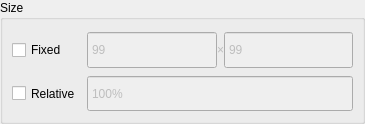
First picture: the form in src/display/qt/dialogs/components/window_options_dialog/ui/window_size.ui, repository mrehkopf/vcs, before the edit.
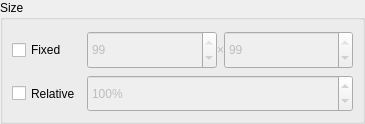
Second picture: the form after the edit.

```diff
--- a/src/display/qt/dialogs/components/window_options_dialog/ui/window_size.ui
+++ b/src/display/qt/dialogs/components/window_options_dialog/ui/window_size.ui
@@ -78,9 +78,6 @@
           <verstretch>0</verstretch>
          </sizepolicy>
         </property>
-        <property name="buttonSymbols">
-         <enum>QAbstractSpinBox::NoButtons</enum>
-        </property>
         <property name="suffix">
          <string>%</string>
         </property>
@@ -114,9 +111,6 @@
             <verstretch>0</verstretch>
            </sizepolicy>
           </property>
-          <property name="buttonSymbols">
-           <enum>QAbstractSpinBox::NoButtons</enum>
-          </property>
           <property name="minimum">
            <number>1</number>
           </property>
@@ -158,9 +152,6 @@
             <verstretch>0</verstretch>
            </sizepolicy>
           </property>
-          <property name="buttonSymbols">
-           <enum>QAbstractSpinBox::NoButtons</enum>
-          </property>
           <property name="minimum">
            <number>1</number>
           </property>
```
